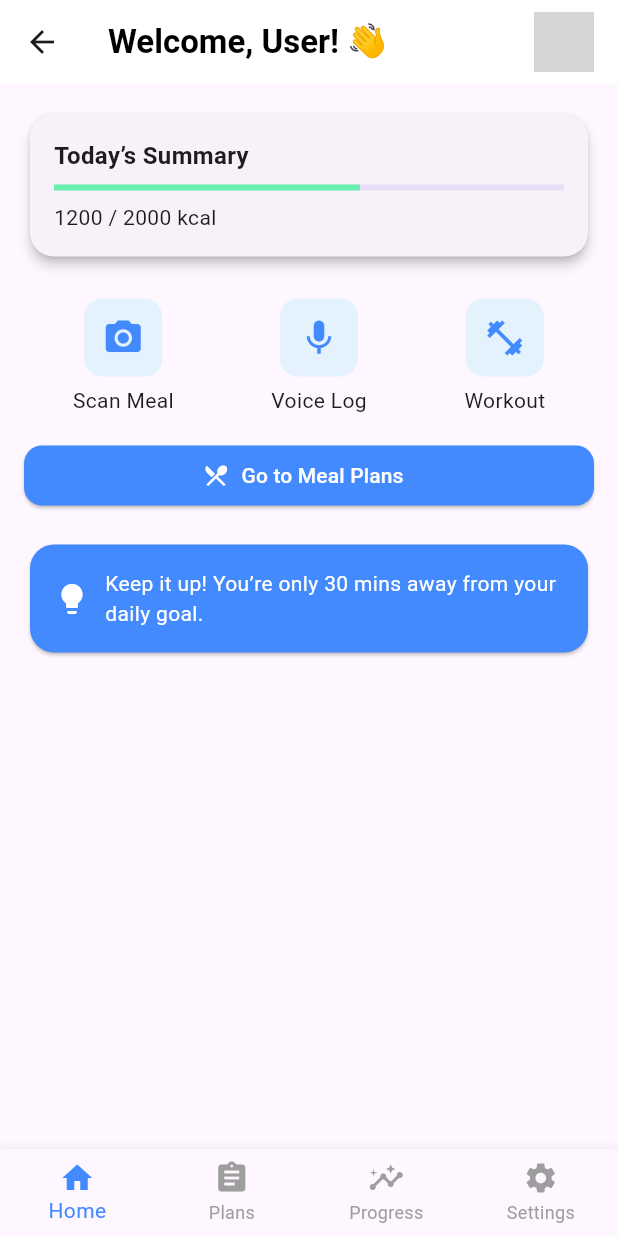
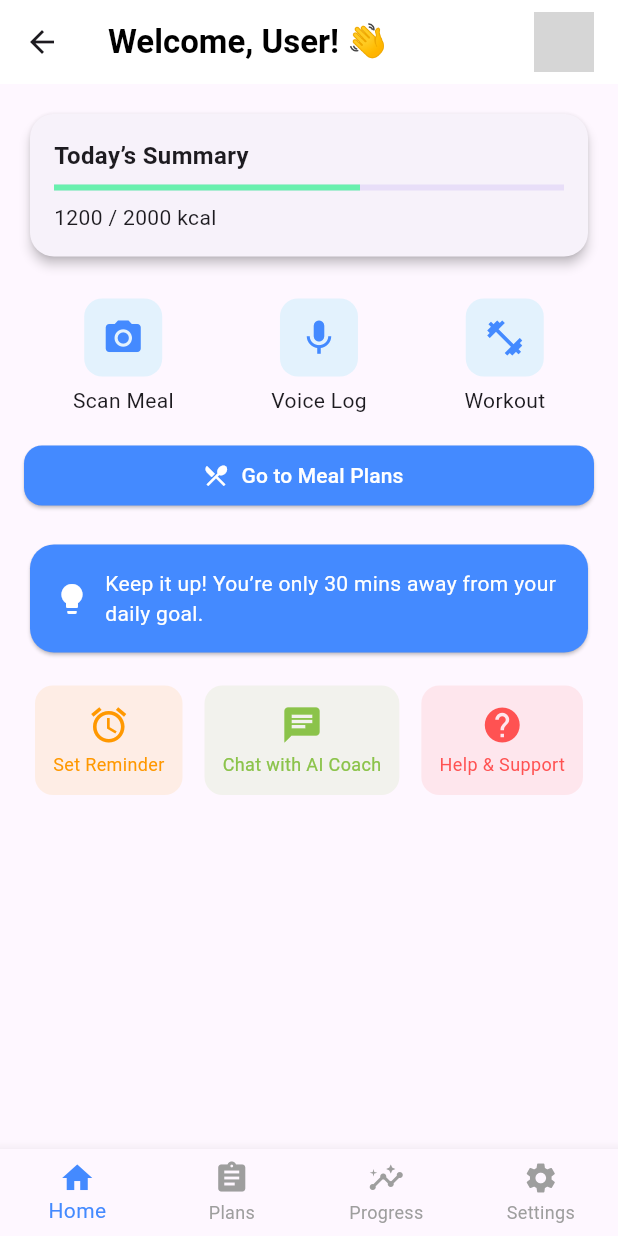
Before and after one commit to jayveeong05/Capstone-project, a Flutter app: the MainPage screen opened by its route, on a phone screen of 412 x 824 dp. Run offline on Flutter 3.47's test engine with Material 3 defaults, Android fonts, the phone set to English and light mode, and no system bars; our stand-ins replace image_picker, smooth_page_indicator; grey boxes are pictures that could not be loaded.

```diff
--- a/frontend/lib/pages/MainPage.dart
+++ b/frontend/lib/pages/MainPage.dart
@@ -1,6 +1,7 @@
 import 'package:flutter/material.dart';
 import 'MealSuggestionPage.dart';
 import 'MealScannerScreen.dart';
+import 'chatbot_page.dart';
 
 class MainPage extends StatelessWidget {
   const MainPage({super.key});
@@ -108,6 +109,25 @@ class MainPage extends StatelessWidget {
                 ),
               ),
             ),
+            Padding(
+              padding: const EdgeInsets.symmetric(horizontal: 16.0, vertical: 8.0),
+              child: Row(
+                mainAxisAlignment: MainAxisAlignment.spaceAround,
+                children: [
+                  _buildUtilityCard(Icons.access_alarm, 'Set Reminder', Colors.orange, () {
+                    // Reminder action
+                  }),
+                  _buildUtilityCard(Icons.chat, 'Chat with AI Coach', Colors.lightGreen, () {
+                    Navigator.push(context, MaterialPageRoute(
+                      builder: (context) => ChatbotPage(userId: 'user123'),
+                    ));
+                  }),
+                  _buildUtilityCard(Icons.help, 'Help & Support', Colors.redAccent, () {
+                    // Help action
+                  }),
+                ],
+              ),
+            ),
           ],
         ),
       ),
@@ -147,4 +167,25 @@ class MainPage extends StatelessWidget {
       ],
     );
   }
+
+  Widget _buildUtilityCard(IconData icon, String label, Color color, VoidCallback onTap) {
+    return GestureDetector(
+      onTap: onTap,
+      child: Container(
+        padding: EdgeInsets.all(12),
+        decoration: BoxDecoration(
+          color: color.withOpacity(0.1),
+          borderRadius: BorderRadius.circular(12),
+        ),
+        child: Column(
+          mainAxisSize: MainAxisSize.min,
+          children: [
+            Icon(icon, color: color, size: 28),
+            SizedBox(height: 4),
+            Text(label, style: TextStyle(fontSize: 12, color: color)),
+          ],
+        ),
+      ),
+    );
+  }
 }
```
Also changed, not shown: frontend/lib/pages/chatbot_page.dart (added, +63 -0 lines), 4 other files.
